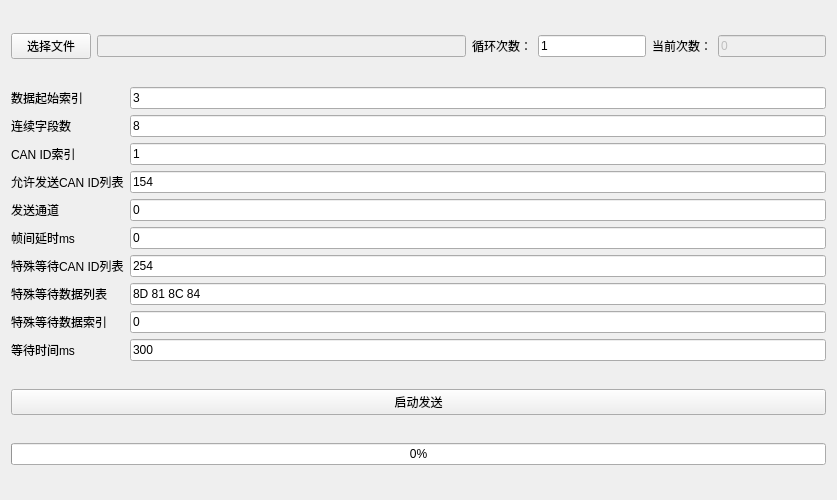
First picture: the form in can_log_sender_window/can_log_sender_window.ui, repository aron566/EOL_CAN_Tool, before the edit.
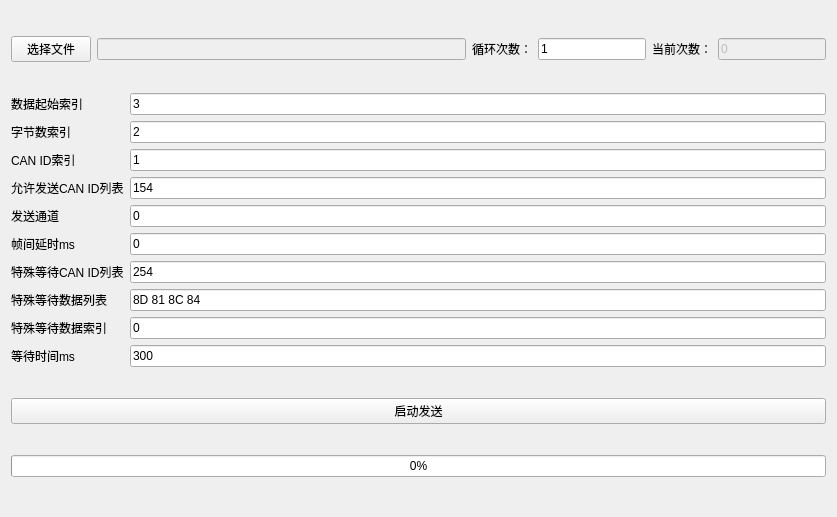
Second picture: the form after the edit.

Commit message: <feat>: <v1.4.5 回灌字节数由log确定>

What changed in the file:
```diff
--- a/can_log_sender_window/can_log_sender_window.ui
+++ b/can_log_sender_window/can_log_sender_window.ui
@@ -7,7 +7,7 @@
     <x>0</x>
     <y>0</y>
     <width>837</width>
-    <height>500</height>
+    <height>517</height>
    </rect>
   </property>
   <property name="sizePolicy">
@@ -95,7 +95,7 @@
        <item>
         <widget class="QLabel" name="bytes_label">
          <property name="text">
-          <string>连续字段数</string>
+          <string>字节数索引</string>
          </property>
         </widget>
        </item>
@@ -169,7 +169,7 @@
        <item>
         <widget class="QLineEdit" name="bytes_lineEdit">
          <property name="text">
-          <string>8</string>
+          <string>2</string>
          </property>
         </widget>
        </item>
```
Left out of the diff: 4 changed lines with no effect on the pictures. The commit also changes 9 other files.
